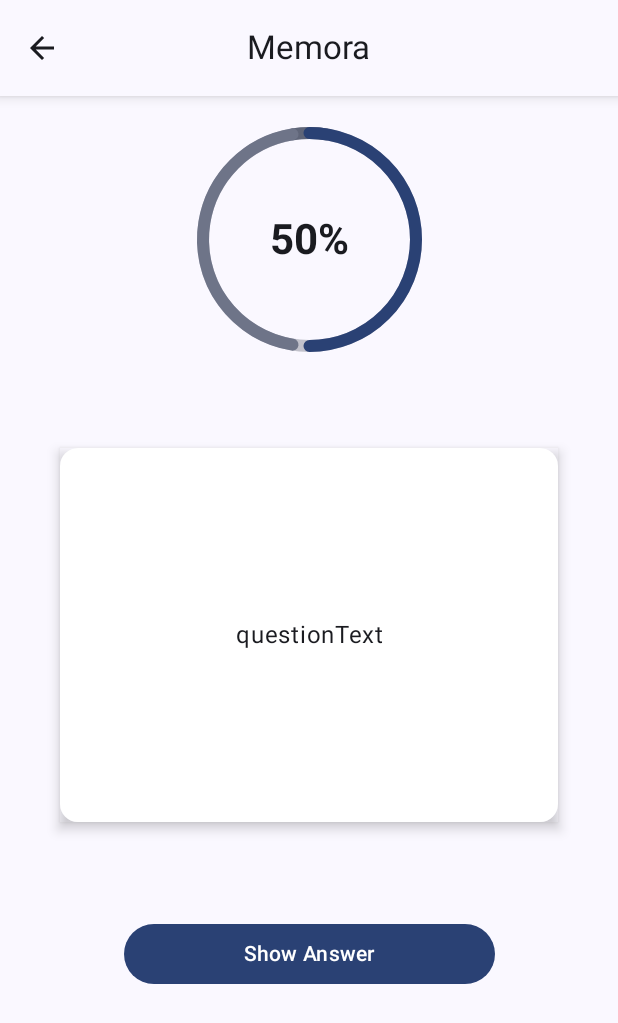
After one commit to Denkata-Iliev/FlashCardsApp, an Android app built with Jetpack Compose: the TimedStudyScreen screen opened through its navigation route, on a phone screen of 412 x 824 dp. The commit adds this screen. Shown: the top 1023 px of the screen. Run offline under Robolectric (Android 15) with nearby library versions, the phone set to English and light mode, and no system bars.

Commit message:
Add TimedStudy screen, destination and viewmodel

```diff
--- a/app/src/main/java/com/example/flashcardsapp/ui/FlashCardAppViewModelProvider.kt
+++ b/app/src/main/java/com/example/flashcardsapp/ui/FlashCardAppViewModelProvider.kt
@@ -11,6 +11,7 @@ import com.example.flashcardsapp.ui.card.CardListViewModel
 import com.example.flashcardsapp.ui.card.EditCardViewModel
 import com.example.flashcardsapp.ui.deck.DeckListViewModel
 import com.example.flashcardsapp.ui.study.StandardStudyViewModel
+import com.example.flashcardsapp.ui.study.TimedStudyViewModel
 
 class CustomFactories {
     companion object {
@@ -26,6 +27,15 @@ class CustomFactories {
         fun standardStudyFactory(deckId: Int): ViewModelProvider.Factory = viewModelFactory {
             initializer {
                 StandardStudyViewModel(
+                    deckId = deckId,
+                    cardRepository = flashCardApplication().container.cardRepository
+                )
+            }
+        }
+
+        fun timedStudyFactory(deckId: Int): ViewModelProvider.Factory = viewModelFactory {
+            initializer {
+                TimedStudyViewModel(
                     deckId = deckId,
                     cardRepository = flashCardApplication().container.cardRepository
                 )
--- a/app/src/main/java/com/example/flashcardsapp/ui/navigation/Destinations.kt
+++ b/app/src/main/java/com/example/flashcardsapp/ui/navigation/Destinations.kt
@@ -16,3 +16,6 @@ data class EditCardDestination(val cardId: Int = 0)
 
 @Serializable
 data class StandardStudyDestination(val deckId: Int = 0)
+
+@Serializable
+data class TimedStudyDestination(val deckId: Int = 0)
--- a/app/src/main/java/com/example/flashcardsapp/ui/navigation/FlashCardNavHost.kt
+++ b/app/src/main/java/com/example/flashcardsapp/ui/navigation/FlashCardNavHost.kt
@@ -11,6 +11,7 @@ import com.example.flashcardsapp.ui.card.CardListScreen
 import com.example.flashcardsapp.ui.card.EditCardScreen
 import com.example.flashcardsapp.ui.deck.DeckListScreen
 import com.example.flashcardsapp.ui.study.StandardStudyScreen
+import com.example.flashcardsapp.ui.study.TimedStudyScreen
 
 @Composable
 fun FlashCardNavHost(
@@ -41,7 +42,9 @@ fun FlashCardNavHost(
                 onNavigateToStandardStudy = {
                     navController.navigate(StandardStudyDestination(deckId = cardListDest.deckId))
                 },
-                onNavigateToTimedStudy = {},
+                onNavigateToTimedStudy = {
+                    navController.navigate(TimedStudyDestination(deckId = cardListDest.deckId))
+                },
                 onNavigateToAdvancedStudy = {},
                 onNavigateToCard = { cardId ->
                     navController.navigate(EditCardDestination(cardId = cardId))
@@ -72,5 +75,13 @@ fun FlashCardNavHost(
                 onNavigateBackUp = { navController.navigateUp() }
             )
         }
+
+        composable<TimedStudyDestination> {
+            val destination: TimedStudyDestination = it.toRoute()
+            TimedStudyScreen(
+                deckId = destination.deckId,
+                onNavigateBackUp = { navController.navigateUp() }
+            )
+        }
     }
 }
--- a/app/src/main/java/com/example/flashcardsapp/ui/study/StandardStudyScreen.kt
+++ b/app/src/main/java/com/example/flashcardsapp/ui/study/StandardStudyScreen.kt
@@ -81,7 +81,8 @@ fun StandardStudyScreen(
                             Modifier.clickable { onNavigateBackUp() }
                         )
                     }
-                }
+                },
+                modifier = Modifier.shadow(elevation = dimensionResource(R.dimen.top_app_bar_elevation))
             )
         }
     ) { padding ->
@@ -200,7 +201,7 @@ fun AlgorithmButtonRow(
 }
 
 @Composable
-private fun CardText(text: String) {
+fun CardText(text: String) {
     Box(
         contentAlignment = Alignment.Center,
         modifier = Modifier
--- /dev/null
+++ b/app/src/main/java/com/example/flashcardsapp/ui/study/TimedStudyScreen.kt
@@ -0,0 +1,219 @@
+package com.example.flashcardsapp.ui.study
+
+import androidx.compose.foundation.clickable
+import androidx.compose.foundation.layout.Arrangement
+import androidx.compose.foundation.layout.Box
+import androidx.compose.foundation.layout.Column
+import androidx.compose.foundation.layout.Spacer
+import androidx.compose.foundation.layout.aspectRatio
+import androidx.compose.foundation.layout.fillMaxSize
+import androidx.compose.foundation.layout.fillMaxWidth
+import androidx.compose.foundation.layout.height
+import androidx.compose.foundation.layout.padding
+import androidx.compose.foundation.layout.size
+import androidx.compose.material.icons.Icons
+import androidx.compose.material.icons.automirrored.filled.ArrowBack
+import androidx.compose.material3.Button
+import androidx.compose.material3.CenterAlignedTopAppBar
+import androidx.compose.material3.CircularProgressIndicator
+import androidx.compose.material3.ExperimentalMaterial3Api
+import androidx.compose.material3.Icon
+import androidx.compose.material3.IconButton
+import androidx.compose.material3.MaterialTheme
+import androidx.compose.material3.ProgressIndicatorDefaults
+import androidx.compose.material3.Scaffold
+import androidx.compose.material3.Text
+import androidx.compose.runtime.Composable
+import androidx.compose.ui.Alignment
+import androidx.compose.ui.Modifier
+import androidx.compose.ui.draw.shadow
+import androidx.compose.ui.graphics.Color
+import androidx.compose.ui.res.dimensionResource
+import androidx.compose.ui.res.stringResource
+import androidx.compose.ui.text.font.FontWeight
+import androidx.compose.ui.tooling.preview.Preview
+import androidx.compose.ui.unit.Dp
+import androidx.compose.ui.unit.LayoutDirection
+import androidx.compose.ui.unit.dp
+import androidx.lifecycle.viewmodel.compose.viewModel
+import com.example.flashcardsapp.R
+import com.example.flashcardsapp.ui.CustomFactories
+import com.example.flashcardsapp.ui.theme.FlashCardsAppTheme
+
+@OptIn(ExperimentalMaterial3Api::class)
+@Composable
+fun TimedStudyScreen(
+    deckId: Int,
+    onNavigateBackUp: () -> Unit,
+    viewModel: TimedStudyViewModel = viewModel(
+        factory = CustomFactories.timedStudyFactory(deckId)
+    )
+) {
+    Scaffold(
+        topBar = {
+            CenterAlignedTopAppBar(
+                title = { Text(text = stringResource(R.string.app_name)) },
+                navigationIcon = {
+                    IconButton(
+                        onClick = onNavigateBackUp
+                    ) {
+                        Icon(
+                            imageVector = Icons.AutoMirrored.Filled.ArrowBack,
+                            contentDescription = stringResource(R.string.back_arrow),
+                            Modifier.clickable { onNavigateBackUp() }
+                        )
+                    }
+                },
+                modifier = Modifier.shadow(elevation = dimensionResource(R.dimen.top_app_bar_elevation))
+            )
+        }
+    ) { padding ->
+        Column(
+            verticalArrangement = Arrangement.Center,
+            horizontalAlignment = Alignment.CenterHorizontally,
+            modifier = Modifier
+                .fillMaxSize()
+                .padding(
+                    top = 0.dp,
+                    bottom = padding.calculateBottomPadding().plus(80.dp),
+                    start = padding.calculateLeftPadding(LayoutDirection.Ltr),
+                    end = padding.calculateLeftPadding(LayoutDirection.Ltr),
+                ),
+        ) {
+            CountdownTimer(
+                progress = .5f,
+                strokeWidth = 8.dp,
+                modifier = Modifier.size(150.dp),
+            )
+
+            Spacer(modifier = Modifier.height(24.dp))
+
+            FlipCard(
+                cardFace = CardFace.Front,
+                axis = RotationAxis.AxisX,
+                back = { /* Back Content */ },
+                front = {
+                    CardText(text = "questionText")
+                },
+                modifier = Modifier
+                    .fillMaxWidth()
+                    .aspectRatio(1.25f)
+                    .padding(8.dp)
+            )
+
+            Spacer(modifier = Modifier.height(24.dp))
+
+            Button(
+                onClick = { },
+                modifier = Modifier.fillMaxWidth(0.6f)
+            ) {
+                Text(stringResource(R.string.show_answer))
+            }
+        }
+    }
+}
+
+@Composable
+fun CountdownTimer(
+    progress: Float,
+    modifier: Modifier = Modifier,
+    foregroundColor: Color = MaterialTheme.colorScheme.primary,
+    backgroundColor: Color = MaterialTheme.colorScheme.secondary.copy(alpha = 0.3f),
+    strokeWidth: Dp = ProgressIndicatorDefaults.CircularStrokeWidth,
+) {
+    Box(
+        contentAlignment = Alignment.Center,
+        modifier = modifier
+    ) {
+        // inactive background
+        CircularProgressIndicator(
+            progress = { 1f },
+            modifier = Modifier.fillMaxSize(),
+            color = backgroundColor,
+            strokeWidth = strokeWidth
+        )
+
+        // active going back
+        CircularProgressIndicator(
+            progress = { progress },
+            modifier = Modifier.fillMaxSize(),
+            color = foregroundColor,
+            strokeWidth = strokeWidth
+        )
+
+        Text(
+            text = "${(progress * 100).toInt()}%",
+            style = MaterialTheme.typography.headlineMedium,
+            fontWeight = FontWeight.Bold
+        )
+    }
+}
+
+@OptIn(ExperimentalMaterial3Api::class)
+@Preview
+@Composable
+private fun t() {
+    Scaffold(
+        topBar = {
+            CenterAlignedTopAppBar(
+                title = { Text(text = stringResource(R.string.app_name)) },
+                navigationIcon = {
+                    IconButton(
+                        onClick = {  }
+                    ) {
+                        Icon(
+                            imageVector = Icons.AutoMirrored.Filled.ArrowBack,
+                            contentDescription = stringResource(R.string.back_arrow),
+                            Modifier.clickable {  }
+                        )
+                    }
+                },
+                modifier = Modifier.shadow(elevation = dimensionResource(R.dimen.top_app_bar_elevation))
+            )
+        }
+    ) { padding ->
+        Column(
+            verticalArrangement = Arrangement.Center,
+            horizontalAlignment = Alignment.CenterHorizontally,
+            modifier = Modifier
+                .fillMaxSize()
+                .padding(
+                    top = 0.dp,
+                    bottom = padding.calculateBottomPadding().plus(80.dp),
+                    start = padding.calculateLeftPadding(LayoutDirection.Ltr),
+                    end = padding.calculateLeftPadding(LayoutDirection.Ltr),
+                ),
+        ) {
+            CountdownTimer(
+                progress = .5f,
+                strokeWidth = 8.dp,
+                modifier = Modifier.size(150.dp),
+            )
+
+            Spacer(modifier = Modifier.height(24.dp))
+
+            FlipCard(
+                cardFace = CardFace.Front,
+                axis = RotationAxis.AxisX,
+                back = { /* Back Content */ },
+                front = {
+                    CardText(text = "questionText")
+                },
+                modifier = Modifier
+                    .fillMaxWidth()
+                    .aspectRatio(1.25f)
+                    .padding(8.dp)
+            )
+
+            Spacer(modifier = Modifier.height(24.dp))
+
+            Button(
+                onClick = { },
+                modifier = Modifier.fillMaxWidth(0.6f)
+            ) {
+                Text(stringResource(R.string.show_answer))
+            }
+        }
+    }
+
+}
--- /dev/null
+++ b/app/src/main/java/com/example/flashcardsapp/ui/study/TimedStudyViewModel.kt
@@ -0,0 +1,10 @@
+package com.example.flashcardsapp.ui.study
+
+import androidx.lifecycle.ViewModel
+import com.example.flashcardsapp.data.repository.CardRepository
+
+class TimedStudyViewModel(
+    private val deckId: Int,
+    private val cardRepository: CardRepository
+) : ViewModel() {
+}
```
